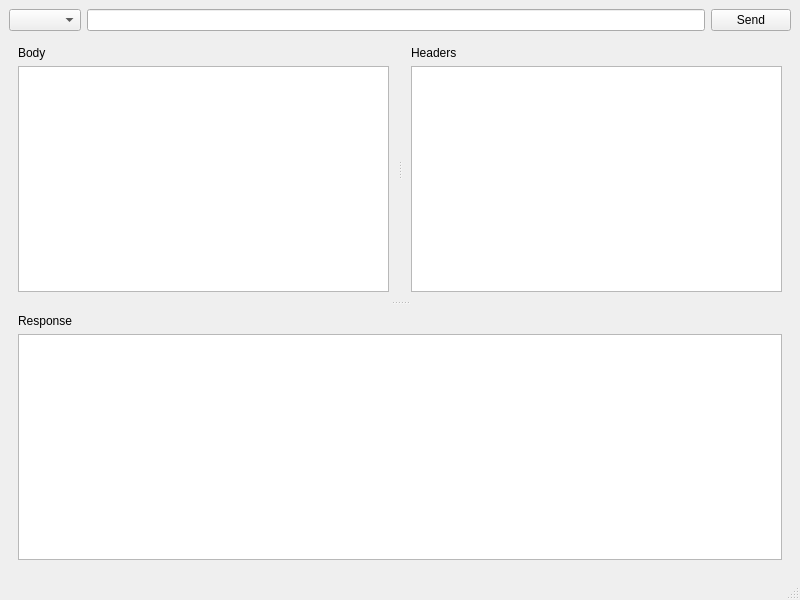
The window that mainwindow.ui (cedoduarte/QPostwoman) describes before a commit, drawn with Qt 5.
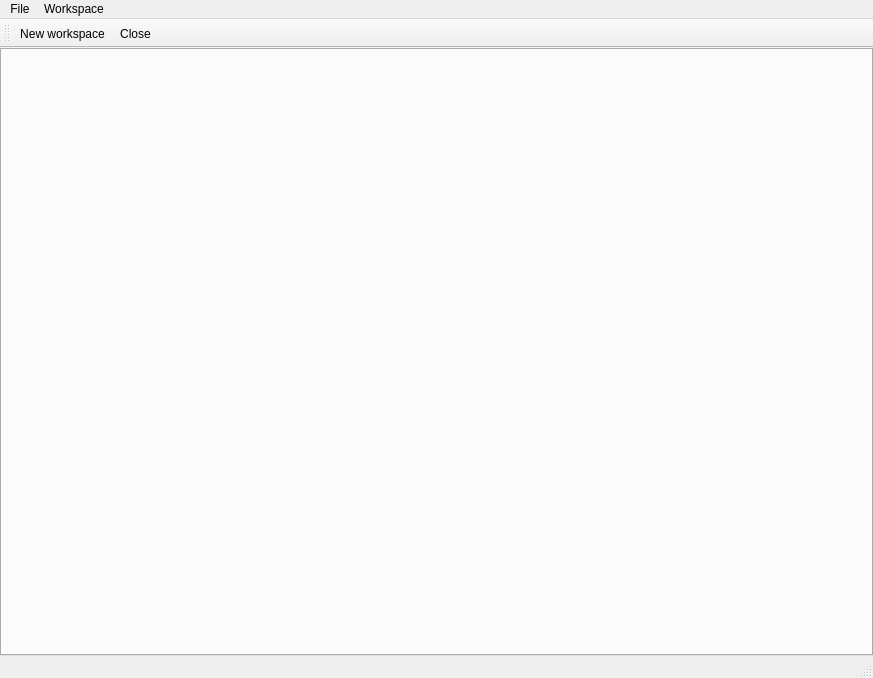
The same window after the commit. Icons and pictures are not drawn. Custom widgets are drawn as their Qt base class.

Commit message: feat: workspace, icons, local database, code editor

The edit to the form file:
```diff
--- a/mainwindow.ui
+++ b/mainwindow.ui
@@ -6,99 +6,32 @@
    <rect>
     <x>0</x>
     <y>0</y>
-    <width>800</width>
-    <height>600</height>
+    <width>873</width>
+    <height>678</height>
    </rect>
   </property>
   <property name="windowTitle">
    <string>MainWindow</string>
   </property>
   <widget class="QWidget" name="centralwidget">
-   <layout class="QGridLayout" name="gridLayout_4">
+   <layout class="QGridLayout" name="gridLayout">
+    <property name="leftMargin">
+     <number>0</number>
+    </property>
+    <property name="topMargin">
+     <number>0</number>
+    </property>
+    <property name="rightMargin">
+     <number>0</number>
+    </property>
+    <property name="bottomMargin">
+     <number>0</number>
+    </property>
+    <property name="spacing">
+     <number>0</number>
+    </property>
     <item row="0" column="0">
-     <widget class="QHttpMethodCombo" name="httpMethodCombo"/>
-    </item>
-    <item row="0" column="1">
-     <widget class="QLineEdit" name="txtUrl"/>
-    </item>
-    <item row="0" column="2">
-     <widget class="QPushButton" name="btnSend">
-      <property name="text">
-       <string>Send</string>
-      </property>
-     </widget>
-    </item>
-    <item row="1" column="0" colspan="3">
-     <widget class="QSplitter" name="splitter_2">
-      <property name="orientation">
-       <enum>Qt::Orientation::Vertical</enum>
-      </property>
-      <widget class="QSplitter" name="splitter">
-       <property name="orientation">
-        <enum>Qt::Orientation::Horizontal</enum>
-       </property>
-       <widget class="QFrame" name="frame_2">
-        <property name="frameShape">
-         <enum>QFrame::Shape::NoFrame</enum>
-        </property>
-        <property name="frameShadow">
-         <enum>QFrame::Shadow::Raised</enum>
-        </property>
-        <layout class="QGridLayout" name="gridLayout_2">
-         <item row="2" column="0">
-          <widget class="QPlainTextEdit" name="txtBody"/>
-         </item>
-         <item row="1" column="0">
-          <widget class="QLabel" name="label">
-           <property name="text">
-            <string>Body</string>
-           </property>
-          </widget>
-         </item>
-        </layout>
-       </widget>
-       <widget class="QFrame" name="frame_3">
-        <property name="frameShape">
-         <enum>QFrame::Shape::NoFrame</enum>
-        </property>
-        <property name="frameShadow">
-         <enum>QFrame::Shadow::Raised</enum>
-        </property>
-        <layout class="QGridLayout" name="gridLayout_3">
-         <item row="0" column="0">
-          <widget class="QLabel" name="label_2">
-           <property name="text">
-            <string>Headers</string>
-           </property>
-          </widget>
-         </item>
-         <item row="1" column="0">
-          <widget class="QHttpHeaderTable" name="tableHeaders"/>
-         </item>
-        </layout>
-       </widget>
-      </widget>
-      <widget class="QFrame" name="frame">
-       <property name="frameShape">
-        <enum>QFrame::Shape::NoFrame</enum>
-       </property>
-       <property name="frameShadow">
-        <enum>QFrame::Shadow::Raised</enum>
-       </property>
-       <layout class="QGridLayout" name="gridLayout">
-        <item row="0" column="0">
-         <widget class="QLabel" name="label_3">
-          <property name="text">
-           <string>Response</string>
-          </property>
-         </widget>
-        </item>
-        <item row="1" column="0">
-         <widget class="QPlainTextEdit" name="txtResponse"/>
-        </item>
-       </layout>
-      </widget>
-     </widget>
+     <widget class="QWorkspaceTabWidget" name="tabWidget"/>
     </item>
    </layout>
   </widget>
@@ -107,23 +40,64 @@
     <rect>
      <x>0</x>
      <y>0</y>
-     <width>800</width>
+     <width>873</width>
      <height>26</height>
     </rect>
    </property>
+   <widget class="QMenu" name="menuFile">
+    <property name="title">
+     <string>File</string>
+    </property>
+    <addaction name="actionClose"/>
+   </widget>
+   <widget class="QMenu" name="menuWorkspace">
+    <property name="title">
+     <string>Workspace</string>
+    </property>
+    <addaction name="actionNew_workspace"/>
+   </widget>
+   <addaction name="menuFile"/>
+   <addaction name="menuWorkspace"/>
   </widget>
   <widget class="QStatusBar" name="statusbar"/>
+  <widget class="QToolBar" name="toolBar">
+   <property name="windowTitle">
+    <string>toolBar</string>
+   </property>
+   <attribute name="toolBarArea">
+    <enum>TopToolBarArea</enum>
+   </attribute>
+   <attribute name="toolBarBreak">
+    <bool>false</bool>
+   </attribute>
+   <addaction name="actionNew_workspace"/>
+   <addaction name="actionClose"/>
+  </widget>
+  <action name="actionClose">
+   <property name="icon">
+    <iconset resource="res.qrc">
+     <normaloff>:/img/delete.png</normaloff>:/img/delete.png</iconset>
+   </property>
+   <property name="text">
+    <string>Close</string>
+   </property>
+  </action>
+  <action name="actionNew_workspace">
+   <property name="icon">
+    <iconset resource="res.qrc">
+     <normaloff>:/img/workspace.png</normaloff>:/img/workspace.png</iconset>
+   </property>
+   <property name="text">
+    <string>New workspace</string>
+   </property>
+  </action>
  </widget>
  <customwidgets>
   <customwidget>
-   <class>QHttpMethodCombo</class>
-   <extends>QComboBox</extends>
-   <header location="global">widgets/qhttpmethodcombo.h</header>
-  </customwidget>
-  <customwidget>
-   <class>QHttpHeaderTable</class>
-   <extends>QTableWidget</extends>
-   <header location="global">widgets/qhttpheadertable.h</header>
+   <class>QWorkspaceTabWidget</class>
+   <extends>QTabWidget</extends>
+   <header location="global">widgets/qworkspacetabwidget.h</header>
+   <container>1</container>
   </customwidget>
  </customwidgets>
  <resources/>
```
Left out of the diff: 10 changed lines with no effect on the pictures. The commit also changes 33 other files.
